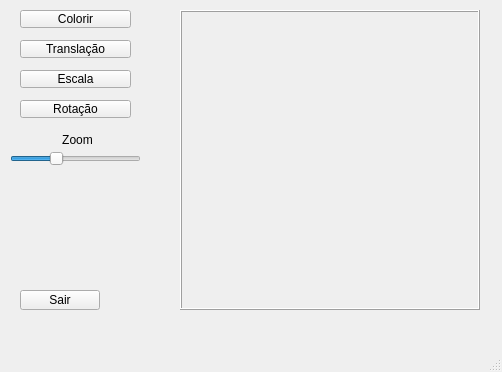
Old version of the form mainwindow.ui in the repository Mariana-Cabrinha/Projeto-CompGrafica.
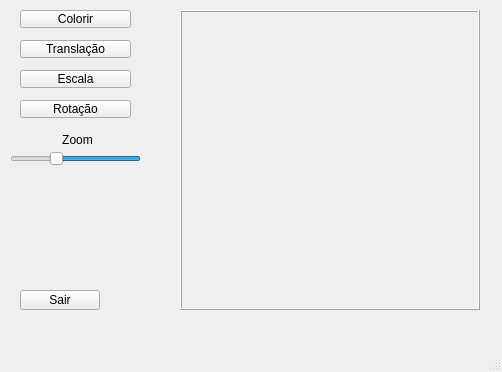
New version of the form. Custom widgets are drawn as their Qt base class.

Patch:
```diff
--- a/mainwindow.ui
+++ b/mainwindow.ui
@@ -142,11 +142,17 @@
      <number>1</number>
     </property>
     <property name="value">
-     <number>400</number>
+     <number>600</number>
     </property>
     <property name="orientation">
      <enum>Qt::Horizontal</enum>
     </property>
+    <property name="invertedAppearance">
+     <bool>true</bool>
+    </property>
+    <property name="invertedControls">
+     <bool>true</bool>
+    </property>
    </widget>
   </widget>
   <widget class="QMenuBar" name="menubar">
```
